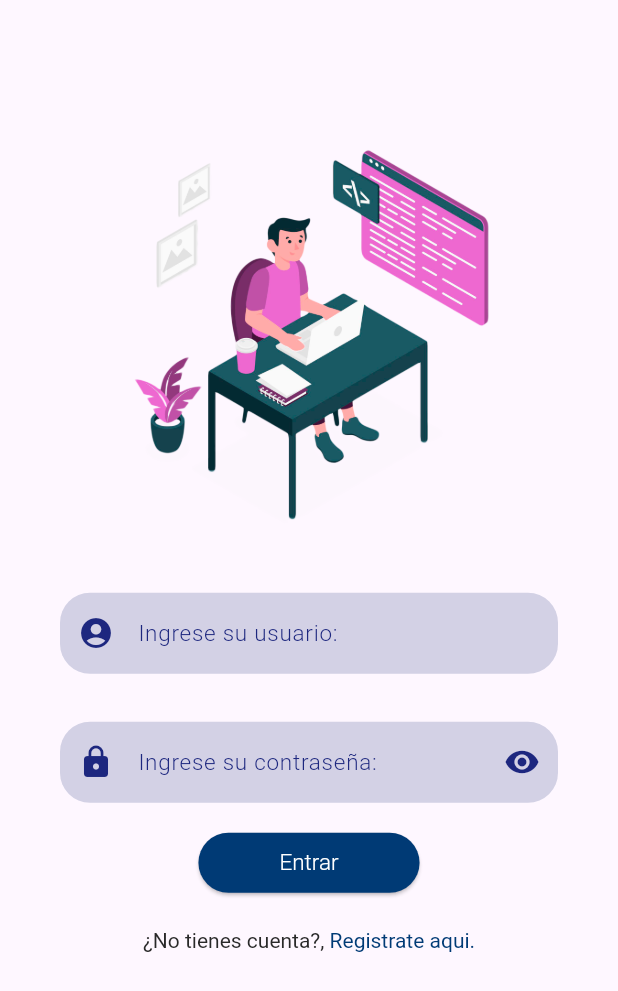
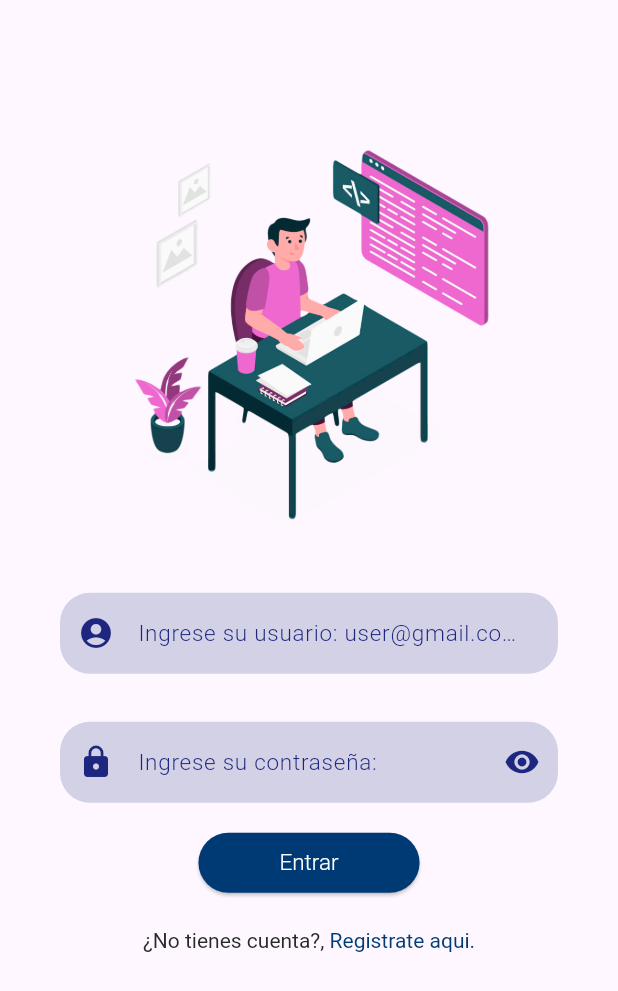
Before and after one commit to irh1n0c/horario_laboral, a Flutter app: the screen it shows after launch, on a phone screen of 412 x 824 dp. Shown: the top 991 px of the screen. Run offline on Flutter 3.47's test engine with Material 3 defaults, Android fonts, the phone set to English and light mode, and no system bars; our stand-ins replace audioplayers, cloud_firestore, device_info_plus, firebase_auth, firebase_core, geocoding and 3 more; missing offline and left inert: excel; accounts and stored records are empty; project files that could hold a hidden picture were left out.

Commit message:
udpate enero v1

```diff
--- a/lib/login/login.dart
+++ b/lib/login/login.dart
@@ -90,7 +90,7 @@ class LoginPState extends State<LoginP> {
                 _logo(context),
                 TextFieldInpute(
                   textEditingController: userController,
-                  hintText: "Ingrese su usuario:",
+                  hintText: "Ingrese su usuario: user@gmail.com",
                   icon: Icons.account_circle,
                 ),
                 TextFieldInpute(
```
